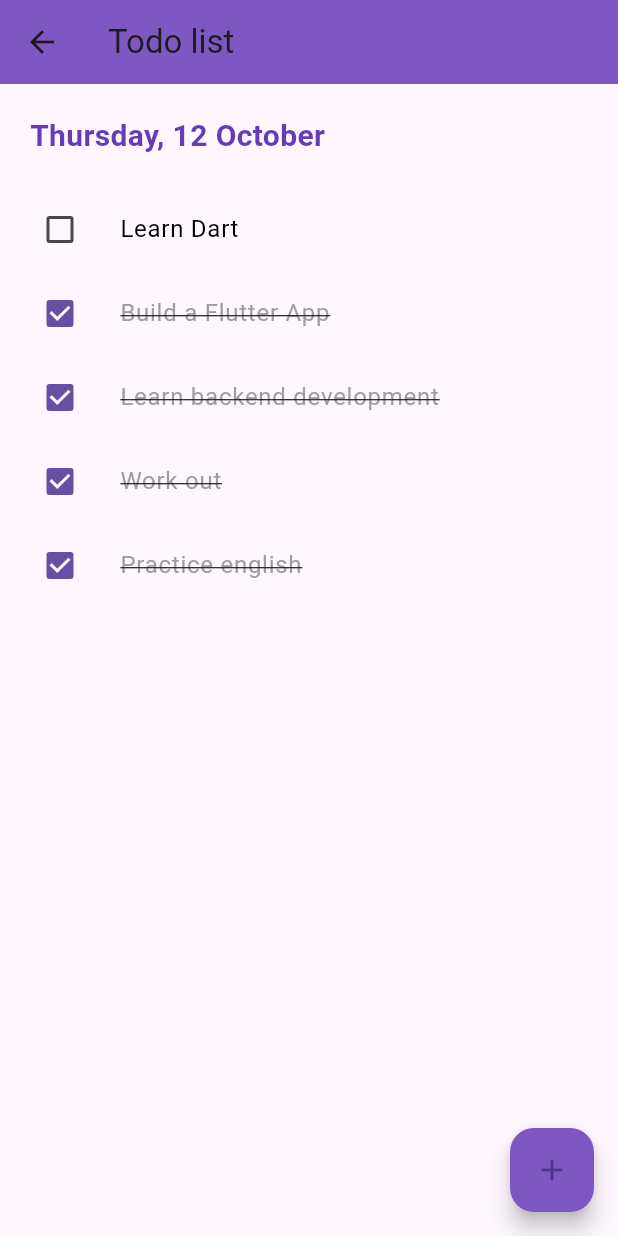
After one commit to quangvtvp/flutter-app-01, a Flutter app: the screen it shows after launch, after a tap on "Go to TODO List", on a phone screen of 412 x 824 dp. The commit adds this screen. Run offline on Flutter 3.47's test engine with Material 3 defaults, Android fonts, the phone set to English and light mode, and no system bars.

Commit message:
add todo app

```diff
--- /dev/null
+++ b/lib/exercise/adding state/todo.dart
@@ -0,0 +1,89 @@
+import 'package:flutter/material.dart';
+
+class TodoApp extends StatefulWidget {
+  const TodoApp({Key? key}) : super(key: key);
+
+  @override
+  _TodoAppState createState() => _TodoAppState();
+}
+
+class _TodoAppState extends State<TodoApp> {
+  final List<Todo> _todoList = [
+    Todo(id: 1, text: 'Learn Dart', isDone: false),
+    Todo(id: 2, text: 'Build a Flutter App', isDone: true),
+    Todo(id: 2, text: 'Learn backend development', isDone: true),
+    Todo(id: 2, text: 'Work out', isDone: true),
+    Todo(id: 2, text: 'Practice english', isDone: true),
+  ];
+
+  void _toggleTodoStatus(int index) {
+    setState(() {
+      _todoList[index].isDone = !_todoList[index].isDone;
+    });
+  }
+
+  @override
+  Widget build(BuildContext context) {
+    return Scaffold(
+      appBar: AppBar(
+        title: const Text('Todo list'),
+        backgroundColor: Colors.deepPurple[400],
+      ),
+      floatingActionButton: FloatingActionButton(
+        onPressed: () {
+          // Add new todo functionality can be implemented here
+        },
+        backgroundColor: Colors.deepPurple[400],
+        child: const Icon(Icons.add),
+      ),
+      body: Column(
+        crossAxisAlignment: CrossAxisAlignment.start,
+        children: [
+          Padding(
+            padding: const EdgeInsets.all(20.0),
+            child: const Text('Thursday, 12 October',
+                style: TextStyle(
+                  fontSize: 20,
+                  fontWeight: FontWeight.bold,
+                  color: Colors.deepPurple,
+                )),
+          ),
+          Expanded(
+            child: ListView.builder(
+              itemCount: _todoList.length,
+              itemBuilder: (context, index) {
+                final todo = _todoList[index];
+                return ListTile(
+                  leading: Checkbox(
+                    value: todo.isDone,
+                    onChanged: (_) => _toggleTodoStatus(index),
+                  ),
+                  title: Text(
+                    todo.text,
+                    style: TextStyle(
+                      color: todo.isDone ? Colors.grey : Colors.black,
+                      decoration:
+                          todo.isDone ? TextDecoration.lineThrough : null,
+                    ),
+                  ),
+                );
+              },
+            ),
+          ),
+        ],
+      ),
+    );
+  }
+}
+
+class Todo {
+  final int id;
+  final String text;
+  bool isDone;
+
+  Todo({
+    required this.id,
+    required this.text,
+    this.isDone = false,
+  });
+}
--- a/lib/main.dart
+++ b/lib/main.dart
@@ -10,6 +10,7 @@ import 'package:flutter_application/exercise/adding%20state/quiz_pageview.dart';
 import 'package:flutter_application/exercise/adding%20state/quiz_pageview_fromjson.dart';
 import 'package:flutter_application/exercise/adding%20state/quiz_with_data.dart';
 import 'package:flutter_application/exercise/adding%20state/single_choice.dart';
+import 'package:flutter_application/exercise/adding%20state/todo.dart';
 import 'package:flutter_application/exercise/cards.dart';
 import 'package:flutter_application/exercise/data/quiz.dart';
 import 'package:flutter_application/exercise/grid_stock.dart';
@@ -71,7 +72,14 @@ class HomePage extends StatelessWidget {
                   MaterialPageRoute(builder: (context) => QuizScreen()));
             },
             child: Text("Take a quiz"),
-          )
+          ),
+          ElevatedButton(
+            onPressed: () {
+              Navigator.push(
+                  context, MaterialPageRoute(builder: (context) => TodoApp()));
+            },
+            child: Text("Go to TODO List"),
+          ),
         ],
       ),
     );
```
